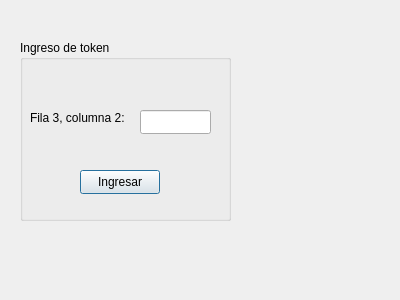
Before: the Qt Designer form Interfaz/token.ui in Los-Pollitos/PI-Redes-Sistemas-Operativos, drawn with Qt 5.
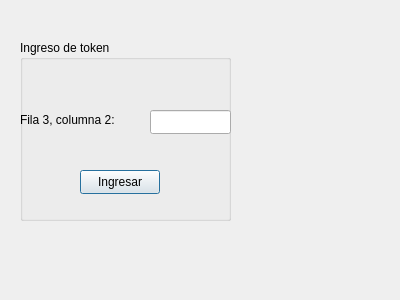
After: the same form once the commit is applied.

Commit message: Se arregló el archivo de login. (Grupal)

The edit to the form file:
```diff
--- a/Interfaz/token.ui
+++ b/Interfaz/token.ui
@@ -28,10 +28,10 @@
    <widget class="QLabel" name="indicacion_label">
     <property name="geometry">
      <rect>
-      <x>10</x>
+      <x>0</x>
       <y>70</y>
       <width>121</width>
-      <height>16</height>
+      <height>20</height>
      </rect>
     </property>
     <property name="text">
@@ -41,9 +41,9 @@
    <widget class="QLineEdit" name="token_input">
     <property name="geometry">
      <rect>
-      <x>120</x>
+      <x>130</x>
       <y>70</y>
-      <width>71</width>
+      <width>81</width>
       <height>24</height>
      </rect>
     </property>
```
The commit also changes 2 other files.
